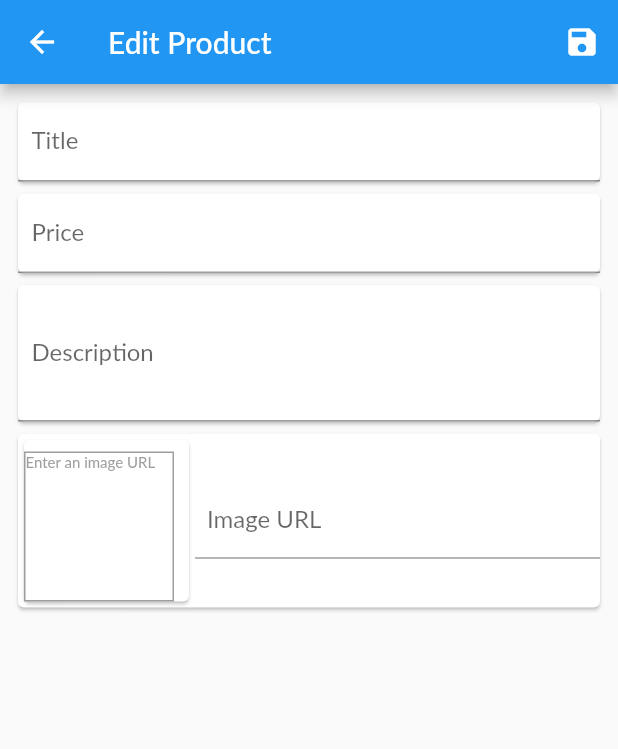
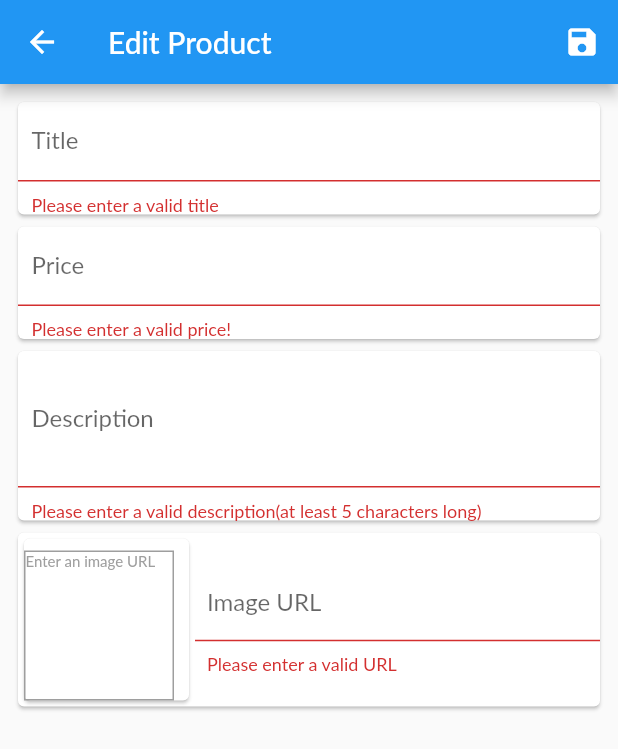
Before and after one commit to Apahadi73/Pasal, a Flutter app: the EditProductScreen screen opened by its route, after a tap on the "save" icon, on a phone screen of 412 x 824 dp. Shown: the top 749 px of the screen. Run offline on Flutter 3.47's test engine with Material 2 defaults, Android fonts, the phone set to English and light mode, and no system bars; network calls fail; Roboto replaces fonts that are missing (Lato).

```diff
--- /dev/null
+++ b/lib/data/DummyProducts.dart
@@ -0,0 +1,73 @@
+import 'package:uuid/uuid.dart';
+
+import '../providers/Product.dart';
+
+class ProductData {
+  static List<Product> items = [
+    Product(
+        id: Uuid(),
+        title: 'iPhone X',
+        description: 'A new iPhone with redesigned form factor',
+        price: 799,
+        imageUrl:
+            "https://images.unsplash.com/photo-1523206489230-c012c64b2b48?ixlib=rb-1.2.1&ixid=eyJhcHBfaWQiOjEyMDd9&auto=format&fit=crop&w=634&q=80"),
+    Product(
+      id: Uuid(),
+      title: 'Macbook',
+      description:
+          "The incredibly thin and light MacBook Air is now more powerful than ever. It features a brilliant Retina display, new Magic Keyboard, Touch ID, processors with up to twice the performance,1 faster graphics, and double the storage capacity. The sleek wedge-shaped design is created from 100 percent recycled aluminum, making it the greenest Mac ever.2 And with all-day battery life, our most popular Mac is your perfectly portable, do-it-all notebook.",
+      price: 999,
+      imageUrl:
+          "https://images.unsplash.com/photo-1477327070293-75f15e291bb0?ixlib=rb-1.2.1&ixid=eyJhcHBfaWQiOjEyMDd9&auto=format&fit=crop&w=1350&q=80",
+    ),
+    Product(
+      id: Uuid(),
+      title: 'Mac Mini',
+      description:
+          'In addition to being a great desktop computer, Mac mini powers everything from home automation to giant render farms. And now with eighth-generation Intel quad-core and 6-core processors and Intel UHD Graphics 630, Mac mini has even more compute power for industrial-grade tasks. So whether you’re running a live concert sound engine or testing your latest iOS or iPadOS app, Mac mini is the shortest distance between a great idea and a great result.',
+      price: 799.99,
+      imageUrl:
+          'https://cdn.pixabay.com/photo/2017/04/04/17/20/mac-2202256_960_720.jpg',
+    ),
+    Product(
+        id: Uuid(),
+        title: 'iPad',
+        description: '''It’s a magical piece of glass.
+        It’s so fast most PC laptops can’t catch up.
+        It has pro cameras that can transform reality.
+        And you can use it with touch, pencil, keyboard, and now trackpad.
+        It’s the new iPad Pro.''',
+        price: 49.99,
+        imageUrl:
+            "https://images.unsplash.com/photo-1543069190-f687504216a1?ixlib=rb-1.2.1&ixid=eyJhcHBfaWQiOjEyMDd9&auto=format&fit=crop&w=700&q=80"),
+    Product(
+      id: Uuid(),
+      title: 'XPS 15',
+      description: "A great laptop.",
+      price: 1799.99,
+      imageUrl:
+          'https://images.unsplash.com/photo-1575320854760-bfffc3550640?ixlib=rb-1.2.1&ixid=eyJhcHBfaWQiOjEyMDd9&auto=format&fit=crop&w=1500&q=80',
+    ),
+    Product(
+        id: Uuid(),
+        title: 'Logitech ',
+        description: " A great mouse.",
+        price: 99.99,
+        imageUrl:
+            "https://images.unsplash.com/photo-1586349906319-48d20e9d17e5?ixlib=rb-1.2.1&ixid=eyJhcHBfaWQiOjEyMDd9&auto=format&fit=crop&w=800&q=60"),
+    Product(
+        id: Uuid(),
+        title: 'Watch',
+        description: "A classic pocket watch",
+        price: 1799.99,
+        imageUrl:
+            "https://cdn.pixabay.com/photo/2018/02/16/02/03/pocket-watch-3156771_1280.jpg"),
+    Product(
+        id: Uuid(),
+        title: 'TV',
+        description: "A classic television",
+        price: 799.99,
+        imageUrl:
+            "https://images.unsplash.com/photo-1593078165899-c7d2ac0d6aea?ixlib=rb-1.2.1&ixid=eyJhcHBfaWQiOjEyMDd9&auto=format&fit=crop&w=1050&q=80"),
+  ];
+}
--- a/lib/main.dart
+++ b/lib/main.dart
@@ -6,11 +6,11 @@ import 'package:Yummy/screens/OrdersScreen.dart';
 import 'package:flutter/material.dart';
 import 'package:provider/provider.dart';
 
-import './screens/products_overview_screen.dart';
-import './screens/product_detail_screen.dart';
+import 'screens/ProductsOverviewScreen.dart';
+import 'screens/ProductDetailScreen.dart';
 import './screens/UserProductsScreen.dart';
 
-import './providers/products.dart';
+import 'providers/Products.dart';
 
 void main() => runApp(MyApp());
 
--- a/lib/providers/product.dart
+++ b/lib/providers/product.dart
@@ -2,7 +2,7 @@ import 'package:flutter/foundation.dart';
 import 'package:uuid/uuid.dart';
 
 class Product with ChangeNotifier {
-  final Uuid id = Uuid();
+  final Uuid id;
   final String title;
   final String description;
   final double price;
@@ -10,6 +10,7 @@ class Product with ChangeNotifier {
   bool isFavorite;
 
   Product({
+    @required this.id,
     @required this.title,
     @required this.description,
     @required this.price,
--- a/lib/providers/products.dart
+++ b/lib/providers/products.dart
@@ -1,69 +1,49 @@
+import 'package:Yummy/data/DummyProducts.dart';
 import 'package:flutter/material.dart';
 import 'package:uuid/uuid.dart';
+import "package:http/http.dart" as http;
 
-import 'product.dart';
+import '../data/DummyProducts.dart';
+import 'Product.dart';
 
 class Products with ChangeNotifier {
-  List<Product> _items = [
-    Product(
-        title: 'iPhone X',
-        description: 'A new iPhone with redesigned form factor',
-        price: 799,
-        imageUrl: "https://images.unsplash.com/photo-1523206489230-c012c64b2b48?ixlib=rb-1.2.1&ixid=eyJhcHBfaWQiOjEyMDd9&auto=format&fit=crop&w=634&q=80"),
-    Product(
-      title: 'Macbook',
-      description:
-          "The incredibly thin and light MacBook Air is now more powerful than ever. It features a brilliant Retina display, new Magic Keyboard, Touch ID, processors with up to twice the performance,1 faster graphics, and double the storage capacity. The sleek wedge-shaped design is created from 100 percent recycled aluminum, making it the greenest Mac ever.2 And with all-day battery life, our most popular Mac is your perfectly portable, do-it-all notebook.",
-      price: 999,
-      imageUrl: "https://images.unsplash.com/photo-1477327070293-75f15e291bb0?ixlib=rb-1.2.1&ixid=eyJhcHBfaWQiOjEyMDd9&auto=format&fit=crop&w=1350&q=80",
-    ),
-    Product(
-      title: 'Mac Mini',
-      description:
-          'In addition to being a great desktop computer, Mac mini powers everything from home automation to giant render farms. And now with eighth-generation Intel quad-core and 6-core processors and Intel UHD Graphics 630, Mac mini has even more compute power for industrial-grade tasks. So whether you’re running a live concert sound engine or testing your latest iOS or iPadOS app, Mac mini is the shortest distance between a great idea and a great result.',
-      price: 799.99,
-      imageUrl: 'https://cdn.pixabay.com/photo/2017/04/04/17/20/mac-2202256_960_720.jpg',
-    ),
-    Product(
-        title: 'iPad',
-        description: '''It’s a magical piece of glass.
-        It’s so fast most PC laptops can’t catch up.
-        It has pro cameras that can transform reality.
-        And you can use it with touch, pencil, keyboard, and now trackpad.
-        It’s the new iPad Pro.''',
-        price: 49.99,
-        imageUrl: "https://images.unsplash.com/photo-1543069190-f687504216a1?ixlib=rb-1.2.1&ixid=eyJhcHBfaWQiOjEyMDd9&auto=format&fit=crop&w=700&q=80"),
-    Product(
-      title: 'XPS 15',
-      description: "A great laptop.",
-      price: 1799.99,
-      imageUrl: 'https://images.unsplash.com/photo-1575320854760-bfffc3550640?ixlib=rb-1.2.1&ixid=eyJhcHBfaWQiOjEyMDd9&auto=format&fit=crop&w=1500&q=80',
-    ),
-    Product(
-        title: 'Logitech ',
-        description: " A great mouse.",
-        price: 99.99,
-        imageUrl: "https://images.unsplash.com/photo-1586349906319-48d20e9d17e5?ixlib=rb-1.2.1&ixid=eyJhcHBfaWQiOjEyMDd9&auto=format&fit=crop&w=800&q=60"),
-  ];
   // var _showFavoritesOnly = false;
 
   List<Product> get items {
     // if (_showFavoritesOnly) {
-    //   return _items.where((prodItem) => prodItem.isFavorite).toList();
+    //   return ProductData.items.where((prodItem) => prodItem.isFavorite).toList();
     // }
-    return [..._items];
+    return [...ProductData.items];
   }
 
   List<Product> get favoriteItems {
-    return _items.where((prodItem) => prodItem.isFavorite).toList();
+    return ProductData.items.where((prodItem) => prodItem.isFavorite).toList();
   }
 
   Product findById(Uuid id) {
-    return _items.firstWhere((prod) => prod.id == id);
+    return ProductData.items.firstWhere((prod) => prod.id == id);
   }
 
-  void addProduct() {
-    // _items.add(value);
+//add product to the items list
+  void addProduct(Product product) {
+    //sending new product to the backend database server
+
+    ProductData.items.add(product);
+    notifyListeners();
+  }
+
+  void updateProduct(Uuid productId, Product newProduct) {
+    final productIndex =
+        ProductData.items.indexWhere((element) => element.id == productId);
+    if (productIndex >= 0) {
+      ProductData.items[productIndex] = newProduct;
+    }
+    notifyListeners();
+  }
+
+//remove product from the items list
+  void deleteProduct(Uuid producId) {
+    ProductData.items.removeWhere((element) => element.id == producId);
     notifyListeners();
   }
 }
--- a/lib/screens/EditProductScreen.dart
+++ b/lib/screens/EditProductScreen.dart
@@ -1,5 +1,8 @@
-import 'package:Yummy/providers/product.dart';
+import 'package:Yummy/providers/Product.dart';
 import 'package:flutter/material.dart';
+import "package:provider/provider.dart";
+
+import '../providers/Products.dart';
 
 //edits the product item when user goes to manage product screen and press edit button
 class EditProductScreen extends StatefulWidget {
@@ -22,6 +25,14 @@ class _EditProductScreenState extends State<EditProductScreen> {
     description: "",
     imageUrl: "",
   );
+  bool _isInit = true;
+  // since we are populating the textfields with previous values of product, we use map
+  var _initValues = {
+    "title": "",
+    "price": "",
+    "description": "",
+    "imageUrl": "",
+  };
 
   @override
   void initState() {
@@ -35,23 +46,57 @@ class _EditProductScreenState extends State<EditProductScreen> {
   }
 
   @override
+  void didChangeDependencies() {
+    super.didChangeDependencies();
+    //makes below code run only one time
+    if (_isInit) {
+      final productId = ModalRoute.of(context).settings.arguments;
+      //fills editedproduct with selected product
+      if (productId != null) {
+        _editedProduct =
+            Provider.of<Products>(context, listen: false).findById(productId);
+        // runs when we are editing products
+        _initValues = {
+          "title": _editedProduct.title,
+          "price": _editedProduct.price.toString(),
+          "description": _editedProduct.description,
+          "imageUrl": "",
+        };
+        _imageUrlController.text = _editedProduct.imageUrl;
+      }
+    }
+    _isInit = false;
+  }
+
+  @override
   void dispose() {
     super.dispose();
-    _priceFocusNode.dispose(); //manually dispose focus node. otherwise, they lead to memory leakage
+    _priceFocusNode
+        .dispose(); //manually dispose focus node. otherwise, they lead to memory leakage
     _descriptionFocusNode.dispose();
     _imageUrlFocusNode.dispose();
     _imageUrlController.dispose();
   }
 
-//saves form state
+  //saves form state
   void _saveform() {
-    //we defined global key for form for this reason - to save the form state
-    _formKey.currentState.save();
-    print(_editedProduct.title);
-    print(_editedProduct.price);
-    print(_editedProduct.description);
-    print(_editedProduct.id);
-    print(_editedProduct.imageUrl);
+    bool isValid = _formKey.currentState.validate();
+    if (isValid) {
+      //we defined global key for form for this reason - to save the form state
+      _formKey.currentState.save();
+
+      // if the product already exist, you can check this by using product id,
+      if (_editedProduct.id != null) {
+        Provider.of<Products>(context, listen: false)
+            .updateProduct(_editedProduct.id, _editedProduct);
+      } else {
+        // connecting products provider and adding new products to the items which we get from our form
+        Provider.of<Products>(context, listen: false)
+            .addProduct(_editedProduct);
+      }
+
+      Navigator.of(context).pop();
+    }
   }
 
   @override
@@ -71,10 +116,20 @@ class _EditProductScreenState extends State<EditProductScreen> {
                 children: [
                   Card(
                     child: TextFormField(
-                      decoration: InputDecoration(labelText: "Title", contentPadding: EdgeInsets.all(9)),
+                      initialValue: _initValues["title"],
+                      decoration: InputDecoration(
+                          labelText: "Title",
+                          contentPadding: EdgeInsets.all(9)),
                       textInputAction: TextInputAction.next,
                       onFieldSubmitted: (_) {
                         FocusScope.of(context).requestFocus(_priceFocusNode);
+                      },
+                      //validates the text field
+                      validator: (value) {
+                        if (value.isEmpty) {
+                          return "Please enter a valid title";
+                        }
+                        return null;
                       },
                       onSaved: (title) {
                         _editedProduct = Product(
@@ -82,18 +137,32 @@ class _EditProductScreenState extends State<EditProductScreen> {
                           description: _editedProduct.description,
                           price: _editedProduct.price,
                           imageUrl: _editedProduct.imageUrl,
+                          isFavorite: _editedProduct.isFavorite,
+                          id: _editedProduct.id,
                         );
                       },
                     ),
                   ),
                   Card(
                     child: TextFormField(
-                      decoration: InputDecoration(labelText: "Price", contentPadding: EdgeInsets.all(9)),
+                      initialValue: _initValues["price"],
+                      decoration: InputDecoration(
+                          labelText: "Price",
+                          contentPadding: EdgeInsets.all(9)),
                       textInputAction: TextInputAction.next,
                       keyboardType: TextInputType.number,
                       focusNode: _priceFocusNode,
                       onFieldSubmitted: (_) {
-                        FocusScope.of(context).requestFocus(_descriptionFocusNode);
+                        FocusScope.of(context)
+                            .requestFocus(_descriptionFocusNode);
+                      },
+                      validator: (value) {
+                        if (value.isEmpty ||
+                            (double.parse(value) == null) ||
+                            (double.parse(value) <= 0)) {
+                          return "Please enter a valid price!";
+                        }
+                        return null;
                       },
                       onSaved: (price) {
                         _editedProduct = Product(
@@ -101,22 +170,35 @@ class _EditProductScreenState extends State<EditProductScreen> {
                           description: _editedProduct.description,
                           price: double.parse(price),
                           imageUrl: _editedProduct.imageUrl,
+                          isFavorite: _editedProduct.isFavorite,
+                          id: _editedProduct.id,
                         );
                       },
                     ),
                   ),
                   Card(
                     child: TextFormField(
-                      decoration: InputDecoration(labelText: "Description", contentPadding: EdgeInsets.all(9)),
+                      initialValue: _initValues["description"],
+                      decoration: InputDecoration(
+                          labelText: "Description",
+                          contentPadding: EdgeInsets.all(9)),
                       maxLines: 3,
                       keyboardType: TextInputType.multiline,
                       focusNode: _descriptionFocusNode,
+                      validator: (value) {
+                        if (value.isEmpty || value.length <= 5) {
+                          return "Please enter a valid description(at least 5 characters long)";
+                        }
+                        return null;
+                      },
                       onSaved: (description) {
                         _editedProduct = Product(
                           title: _editedProduct.title,
                           description: description,
                           price: _editedProduct.price,
                           imageUrl: _editedProduct.imageUrl,
+                          isFavorite: _editedProduct.isFavorite,
+                          id: _editedProduct.id,
                         );
                       },
                     ),
@@ -166,12 +248,20 @@ class _EditProductScreenState extends State<EditProductScreen> {
                             onFieldSubmitted: (_) {
                               _saveform();
                             },
+                            validator: (value) {
+                              if (value.isEmpty) {
+                                return "Please enter a valid URL";
+                              }
+                              return null;
+                            },
                             onSaved: (imageUrl) {
                               _editedProduct = Product(
                                 title: _editedProduct.title,
                                 description: _editedProduct.description,
                                 price: _editedProduct.price,
                                 imageUrl: imageUrl,
+                                isFavorite: _editedProduct.isFavorite,
+                                id: _editedProduct.id,
                               );
                             },
                           ),
--- a/lib/screens/product_detail_screen.dart
+++ b/lib/screens/ProductDetailScreen.dart
@@ -1,7 +1,7 @@
 import 'package:flutter/material.dart';
 import 'package:provider/provider.dart';
 
-import '../providers/products.dart';
+import '../providers/Products.dart';
 
 class ProductDetailScreen extends StatelessWidget {
   static const routeName = '/product-detail';
--- a/lib/screens/UserProductsScreen.dart
+++ b/lib/screens/UserProductsScreen.dart
@@ -3,7 +3,7 @@ import 'package:Yummy/widgets/UserProductItem.dart';
 import 'package:flutter/material.dart';
 import "package:provider/provider.dart";
 
-import "../providers/products.dart";
+import '../providers/Products.dart';
 
 //Screen that manages user's products
 class UserProductsScreen extends StatelessWidget {
@@ -33,6 +33,7 @@ class UserProductsScreen extends StatelessWidget {
           itemCount: productsListner.items.length,
           // builds individual product item from the product items obtained from productsListner
           itemBuilder: (context, index) => UserProductItem(
+            id: productsListner.items[index].id,
             title: productsListner.items[index].title,
             price: productsListner.items[index].price,
             imageUrl: productsListner.items[index].imageUrl,
--- a/lib/widgets/product_item.dart
+++ b/lib/widgets/ProductItem.dart
@@ -2,8 +2,8 @@ import 'package:Yummy/providers/Cart.dart';
 import 'package:flutter/material.dart';
 import 'package:provider/provider.dart';
 
-import '../screens/product_detail_screen.dart';
-import '../providers/product.dart';
+import '../screens/ProductDetailScreen.dart';
+import '../providers/Product.dart';
 
 class ProductItem extends StatelessWidget {
   // final String id;
@@ -61,7 +61,7 @@ class ProductItem extends StatelessWidget {
               ),
               trailing: IconButton(
                 icon: Icon(
-                  Icons.add_shopping_cart_sharp,
+                  Icons.add_shopping_cart,
                 ),
                 onPressed: () {
                   cart.addItems(product.id, product.price, product.title);
--- a/lib/widgets/products_grid.dart
+++ b/lib/widgets/ProductsGrid.dart
@@ -1,8 +1,8 @@
 import 'package:flutter/material.dart';
 import 'package:provider/provider.dart';
 
-import '../providers/products.dart';
-import './product_item.dart';
+import '../providers/Products.dart';
+import './ProductItem.dart';
 
 class ProductsGrid extends StatelessWidget {
   final bool showFavs;
```
Also changed, not shown: lib/screens/ProductsOverviewScreen.dart (added, +82 -0 lines), lib/screens/products_overview_screen.dart (deleted, +0 -73 lines), lib/widgets/CartItem.dart (+14 -4 lines), lib/widgets/HomePageDrawer.dart (+23 -26 lines), lib/widgets/UserProductItem.dart (+15 -4 lines), pubspec.yaml (+2 -7 lines), pubspec.lock, 1 other file.
